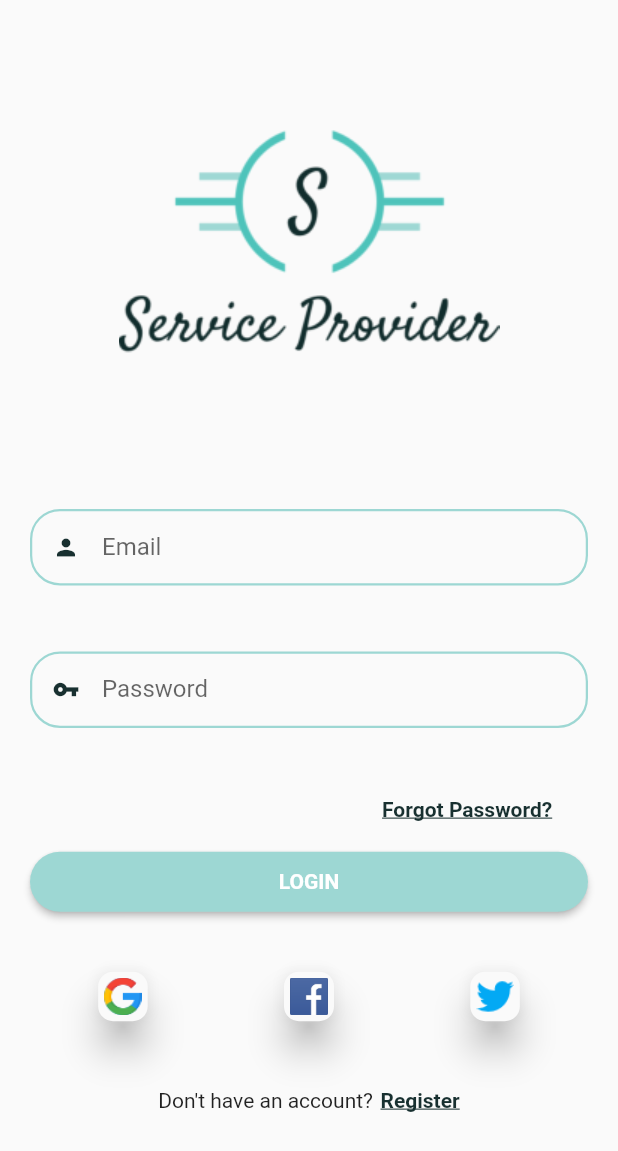
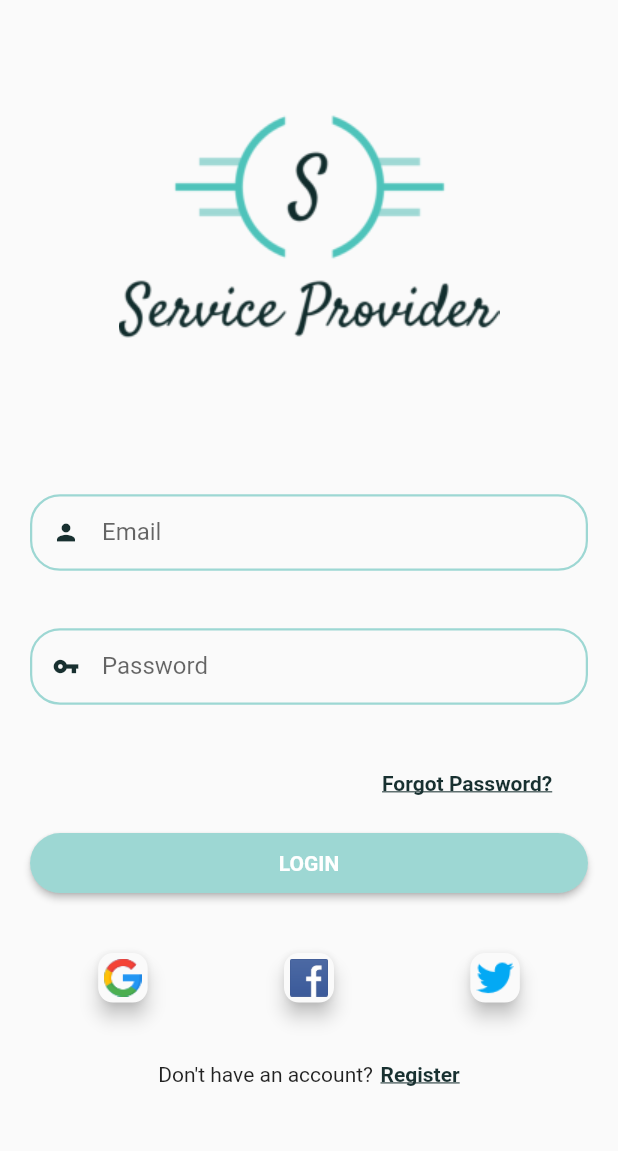
Before and after one commit to Basharalsayyed2000/ServiceProvider, a Flutter app: the LoginScreen screen opened by its route, on a phone screen of 412 x 824 dp. Shown: the top 1151 px of the screen. Run offline on Flutter 3.47's test engine with Material 2 defaults, Android fonts, the phone set to English and light mode, and no system bars; drawn by our look-alikes of flutter_progress_hud; our stand-ins replace cloud_firestore, datetime_picker_formfield, firebase_auth, image_picker; accounts and stored records are empty; Roboto replaces fonts that are missing (Montserrat).

Commit message:
loginandprofil

```diff
--- a/lib/Screens/commonScreens/LoginScreen.dart
+++ b/lib/Screens/commonScreens/LoginScreen.dart
@@ -35,10 +35,11 @@ class _LoginScreen extends State<LoginScreen> {
       body: ProgressHUD(
               child: Form(
           key: _globalKey,
+
           child: ListView(
             children: <Widget>[
               SizedBox(
-                height: 25.0,
+                height: MediaQuery.of(context).size.height*0.0185,
               ),
               Center(
                 child: Padding(
@@ -71,7 +72,7 @@ class _LoginScreen extends State<LoginScreen> {
                       ),
                     ),
                     SizedBox(
-                      height: 7.0,
+                      height: MediaQuery.of(context).size.height*0.0015,
                     ),
                     Container(
                       padding: EdgeInsets.only(
@@ -89,7 +90,7 @@ class _LoginScreen extends State<LoginScreen> {
                       ),
                     ),
                     SizedBox(
-                      height: 2.0,
+                      height: 0,
                     ),
                     Container(
                       alignment: Alignment(0.8, 0.0),
@@ -106,7 +107,7 @@ class _LoginScreen extends State<LoginScreen> {
                       ),
                     ),
                     SizedBox(
-                      height: 20.0,
+                      height: MediaQuery.of(context).size.height*0.0305,
                     ),
                     Container(
                       height: 40.0,
@@ -160,13 +161,13 @@ class _LoginScreen extends State<LoginScreen> {
                       ),
                     ),
                     SizedBox(
-                      height: 40.0,
+                      height:MediaQuery.of(context).size.height*0.0485,
                     ),
                     Row(
                       mainAxisAlignment: MainAxisAlignment.spaceAround,
                       children: <Widget>[
                         Material(
-                            elevation: 10,
+                            elevation: 5,
                             borderRadius: BorderRadius.circular(10),
                             child: Padding(
                               padding: const EdgeInsets.all(4.0),
@@ -176,7 +177,7 @@ class _LoginScreen extends State<LoginScreen> {
                               ),
                             )),
                         Material(
-                          elevation: 10,
+                          elevation: 5,
                           borderRadius: BorderRadius.circular(10),
                           child: Padding(
                             padding: const EdgeInsets.all(4.0),
@@ -187,7 +188,7 @@ class _LoginScreen extends State<LoginScreen> {
                           ),
                         ),
                         Material(
-                            elevation: 10,
+                            elevation: 5,
                             borderRadius: BorderRadius.circular(10),
                             child: Padding(
                               padding: const EdgeInsets.all(4.0),
@@ -202,7 +203,7 @@ class _LoginScreen extends State<LoginScreen> {
                 ),
               ),
               SizedBox(
-                height: 45.0,
+                height: MediaQuery.of(context).size.height*0.0485,
               ),
               Row(
                 mainAxisAlignment: MainAxisAlignment.center,
```
Also changed, not shown: lib/Screens/User/ProfilePage.dart (+67 -17 lines), pubspec.lock.
